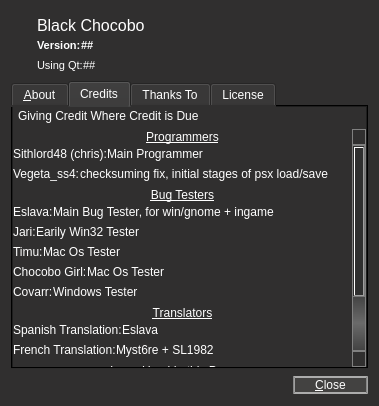
The window that about.ui (sithlord48/blackchocobo) describes before a commit, drawn with Qt 5.
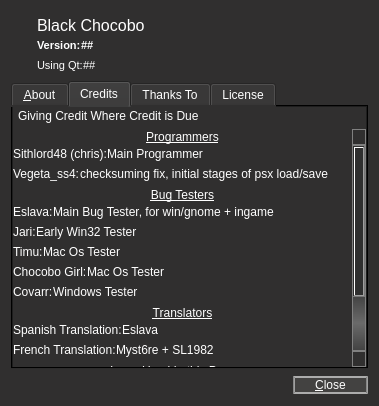
The same window after the commit. The open tabs and pages were chosen to show the change. Icons and pictures are not drawn.

Commit message: small string changes, enabled resizing

Patch:
```diff
--- a/about.ui
+++ b/about.ui
@@ -14,9 +14,9 @@
    </rect>
   </property>
   <property name="sizePolicy">
-   <sizepolicy hsizetype="Fixed" vsizetype="Fixed">
-    <horstretch>0</horstretch>
-    <verstretch>0</verstretch>
+   <sizepolicy hsizetype="Expanding" vsizetype="Preferred">
+    <horstretch>1</horstretch>
+    <verstretch>1</verstretch>
    </sizepolicy>
   </property>
   <property name="minimumSize">
@@ -27,7 +27,7 @@
   </property>
   <property name="maximumSize">
    <size>
-    <width>379</width>
+    <width>1677215</width>
     <height>1677215</height>
    </size>
   </property>
@@ -702,7 +702,7 @@
                <item>
                 <widget class="QLabel" name="label_8">
                  <property name="text">
-                  <string>Earily Win32 Tester</string>
+                  <string>Early Win32 Tester</string>
                  </property>
                 </widget>
                </item>
```
Left out of the diff: 8 changed lines with no effect on the pictures.
